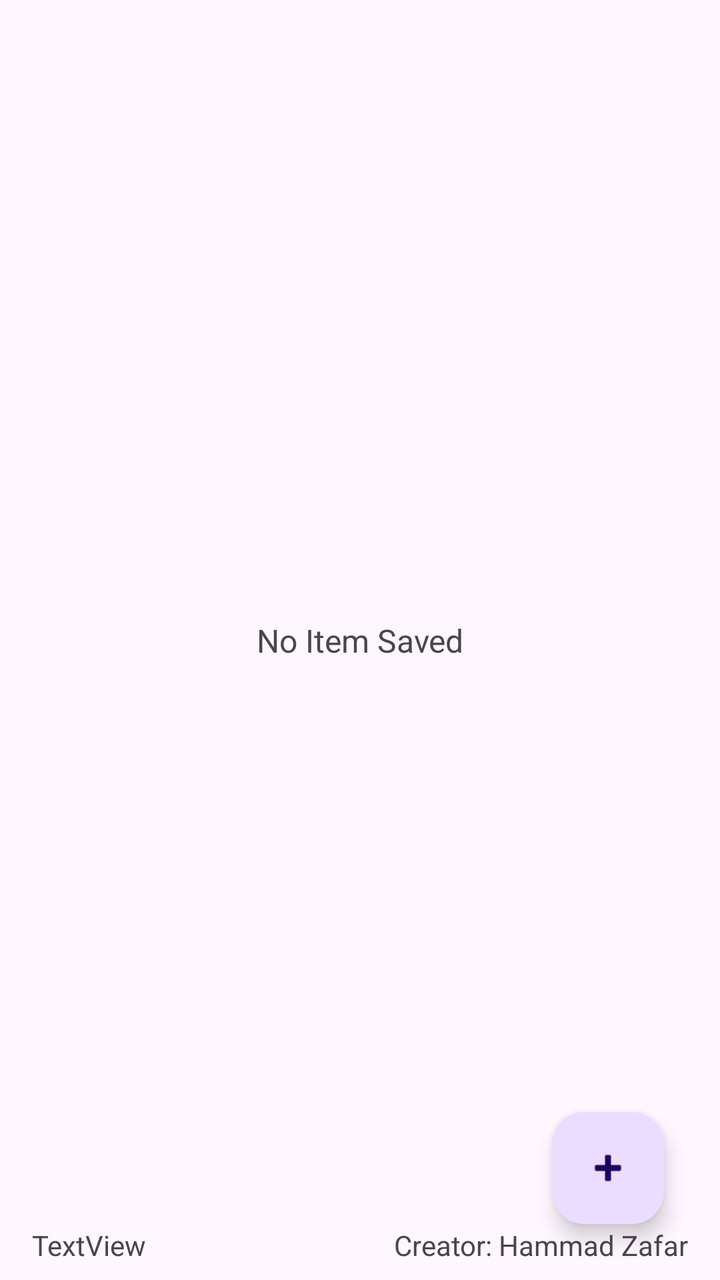
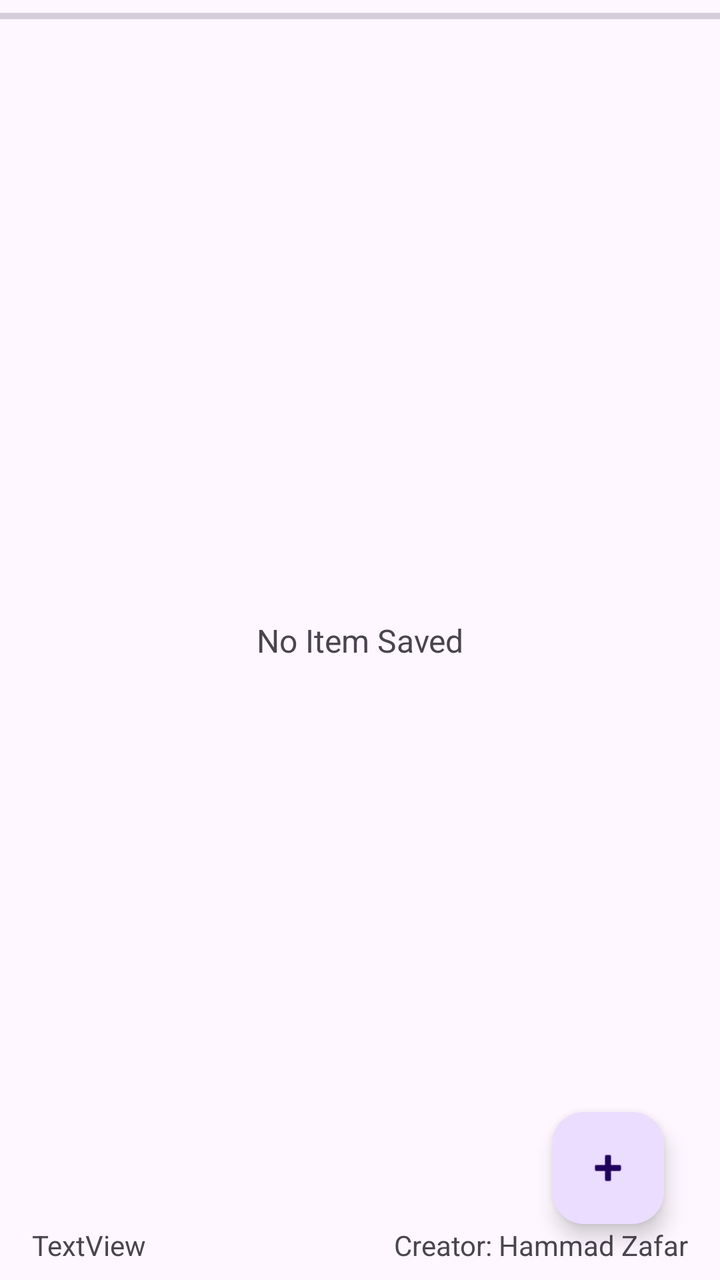

Compare the two renders of this Android layout. The source of the first and the diff that turns it into the second are given below.
<!-- AndroidManifest.xml: application theme Theme.AutoWifiConnector -->
<!-- res/layout/activity_main.xml -->
<?xml version="1.0" encoding="utf-8"?>
<androidx.constraintlayout.widget.ConstraintLayout xmlns:android="http://schemas.android.com/apk/res/android"
    xmlns:app="http://schemas.android.com/apk/res-auto"
    xmlns:tools="http://schemas.android.com/tools"
    android:layout_width="match_parent"
    android:layout_height="match_parent"
    tools:context=".MainActivity">

    <com.google.android.material.floatingactionbutton.FloatingActionButton
        android:id="@+id/floatingActionButton"
        android:layout_width="wrap_content"
        android:layout_height="wrap_content"
        android:layout_marginEnd="28dp"
        android:layout_marginBottom="28dp"
        android:clickable="true"
        android:src="@android:drawable/ic_input_add"
        app:layout_constraintBottom_toBottomOf="parent"
        app:layout_constraintEnd_toEndOf="parent" />

    <androidx.recyclerview.widget.RecyclerView
        android:id="@+id/recycler_view"
        android:layout_width="0dp"
        android:layout_height="0dp"
        android:layout_marginStart="16dp"
        android:layout_marginEnd="16dp"
        android:clipToPadding="true"
        app:layoutManager="androidx.recyclerview.widget.LinearLayoutManager"
        app:layout_constraintBottom_toTopOf="@+id/linearLayout2"
        app:layout_constraintEnd_toEndOf="parent"
        app:layout_constraintHorizontal_bias="0.0"
        app:layout_constraintStart_toStartOf="parent"
        app:layout_constraintTop_toTopOf="parent"
        tools:listitem="@layout/item_layout" />

    <TextView
        android:id="@+id/no_item_saved"
        android:layout_width="wrap_content"
        android:layout_height="wrap_content"
        android:text="No Item Saved"
        android:textSize="16sp"
        android:visibility="visible"
        app:layout_constraintBottom_toBottomOf="parent"
        app:layout_constraintEnd_toEndOf="parent"
        app:layout_constraintStart_toStartOf="parent"
        app:layout_constraintTop_toTopOf="parent" />

    <LinearLayout
        android:id="@+id/linearLayout2"
        android:layout_width="0dp"
        android:layout_height="wrap_content"
        android:orientation="horizontal"
        app:layout_constraintBottom_toBottomOf="parent"
        app:layout_constraintEnd_toEndOf="@+id/recycler_view"
        app:layout_constraintStart_toStartOf="@+id/recycler_view">

        <TextView
            android:id="@+id/connect_times"
            android:layout_width="wrap_content"
            android:layout_height="match_parent"
            android:layout_weight="1"
            android:text="TextView" />

        <TextView
            android:id="@+id/made_by_textView"
            android:layout_width="wrap_content"
            android:layout_height="match_parent"
            android:layout_marginBottom="8dp"
            android:layout_weight="1"
            android:gravity="end"
            android:text="Creator: Hammad Zafar" />
    </LinearLayout>

</androidx.constraintlayout.widget.ConstraintLayout>
<!-- res/layout/item_layout.xml (included above) -->
<?xml version="1.0" encoding="utf-8"?>
<com.google.android.material.card.MaterialCardView xmlns:android="http://schemas.android.com/apk/res/android"
    xmlns:app="http://schemas.android.com/apk/res-auto"
    xmlns:tools="http://schemas.android.com/tools"
    android:layout_width="match_parent"
    android:layout_height="wrap_content"
    android:layout_marginTop="12dp"
    android:background="?attr/selectableItemBackground">

    <androidx.constraintlayout.widget.ConstraintLayout

        android:layout_width="match_parent"
        android:layout_height="match_parent">

        <TextView
            android:id="@+id/number"
            android:layout_width="wrap_content"
            android:layout_height="wrap_content"
            android:gravity="center"
            android:minEms="2"
            android:text="100"
            android:paddingStart="8dp"
            android:textSize="18sp"
            app:layout_constraintBottom_toBottomOf="parent"
            app:layout_constraintStart_toStartOf="parent"
            app:layout_constraintTop_toTopOf="parent" />

        <TextView
            android:id="@+id/identity"
            android:layout_width="0dp"
            android:layout_height="wrap_content"
            android:gravity="center_vertical"
            android:text="2022CS639@ksk.uet.edu.pk"
            android:textSize="18sp"
            android:maxLines="1"
            android:paddingTop="12dp"
            android:paddingBottom="12dp"
            android:ellipsize="end"
            app:layout_constraintBottom_toBottomOf="parent"
            app:layout_constraintEnd_toStartOf="@+id/more_options"
            app:layout_constraintStart_toEndOf="@+id/number"
            app:layout_constraintTop_toTopOf="parent" />

        <ImageButton
            android:id="@+id/more_options"
            android:layout_width="32dp"
            android:layout_height="0dp"
            android:background="?attr/selectableItemBackground"
            android:contentDescription="More Options"
            android:src="@drawable/more_vert"
            android:tooltipText="More Options"
            android:paddingStart="8dp"
            android:paddingEnd="8dp"
            app:layout_constraintBottom_toBottomOf="parent"
            app:layout_constraintEnd_toEndOf="parent"
            app:layout_constraintTop_toTopOf="parent" />

    </androidx.constraintlayout.widget.ConstraintLayout>

</com.google.android.material.card.MaterialCardView>
<!-- resources referenced by this layout -->
<resources>
  <!-- drawable more_vert (drawable) -->
  <vector xmlns:android="http://schemas.android.com/apk/res/android" android:alpha="0.8" android:height="24dp" android:tint="#000000" android:viewportHeight="24" android:viewportWidth="24" android:width="24dp">
        
      <path android:fillColor="@android:color/white" android:pathData="M12,8c1.1,0 2,-0.9 2,-2s-0.9,-2 -2,-2 -2,0.9 -2,2 0.9,2 2,2zM12,10c-1.1,0 -2,0.9 -2,2s0.9,2 2,2 2,-0.9 2,-2 -0.9,-2 -2,-2zM12,16c-1.1,0 -2,0.9 -2,2s0.9,2 2,2 2,-0.9 2,-2 -0.9,-2 -2,-2z"/>
      
  </vector>
  <style name="Theme.AutoWifiConnector" parent="Base.Theme.AutoWifiConnector" />
  <style name="Base.Theme.AutoWifiConnector" parent="Theme.Material3.DayNight">
          <item name="android:windowLightStatusBar">true</item>
          <item name="actionBarPopupTheme">@style/Widget.Material3.PopupMenu</item>
          <item name="popupMenuStyle">@style/Widget.Material3.PopupMenu</item>
          <item name="actionBarTheme">?attr/actionBarTheme</item>
          <item name="android:statusBarColor">?attr/colorSurfaceContainer</item>
      </style>
</resources>

<!-- the commit's change to res/layout/activity_main.xml (unified diff, before → after) -->
@@ -5,6 +5,16 @@
     android:layout_width="match_parent"
     android:layout_height="match_parent"
     tools:context=".MainActivity">
+
+    <ProgressBar
+        android:indeterminate="true"
+        android:id="@+id/progressBar"
+        style="?android:attr/progressBarStyleHorizontal"
+        android:layout_width="0dp"
+        android:layout_height="wrap_content"
+        app:layout_constraintEnd_toEndOf="parent"
+        app:layout_constraintStart_toStartOf="parent"
+        app:layout_constraintTop_toTopOf="parent" />
 
     <com.google.android.material.floatingactionbutton.FloatingActionButton
         android:id="@+id/floatingActionButton"
@@ -29,7 +39,7 @@
         app:layout_constraintEnd_toEndOf="parent"
         app:layout_constraintHorizontal_bias="0.0"
         app:layout_constraintStart_toStartOf="parent"
-        app:layout_constraintTop_toTopOf="parent"
+        app:layout_constraintTop_toBottomOf="@+id/progressBar"
         tools:listitem="@layout/item_layout" />
 
     <TextView
